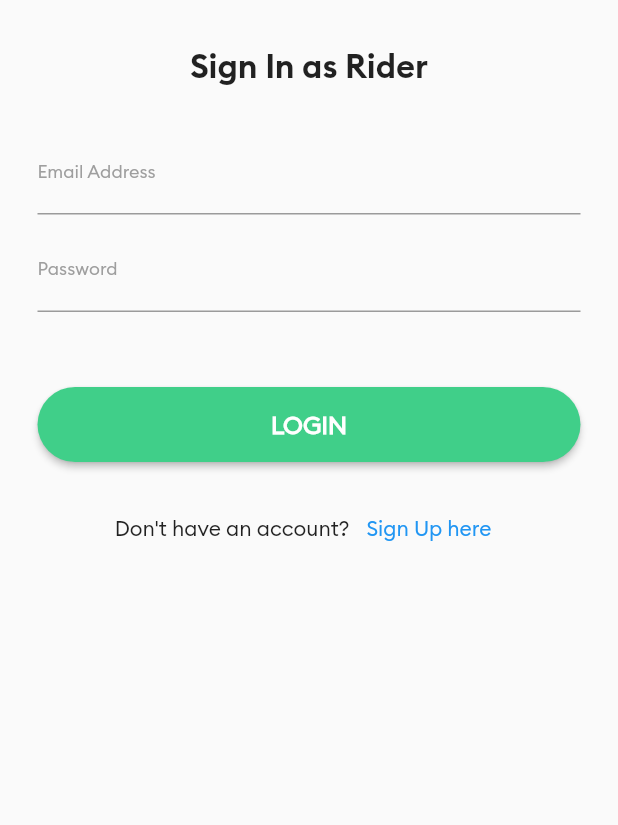
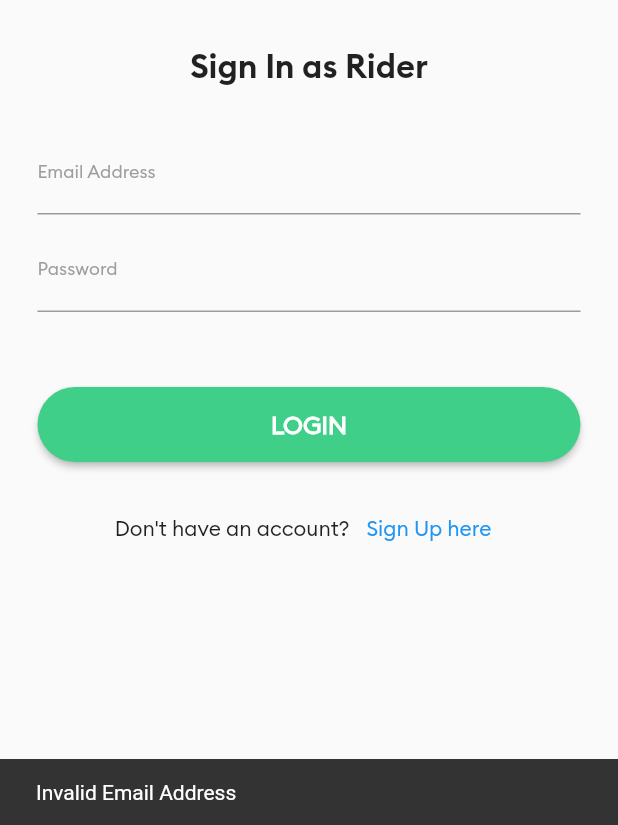
Before and after one commit to kahtooei/cab_rider, a Flutter app: the screen it shows after launch, after a tap on "LOGIN", on a phone screen of 412 x 824 dp, the part 411-1236 px from its top. Run offline on Flutter 3.47's test engine with Material 2 defaults, Android fonts, the phone set to English and light mode, and no system bars; our stand-ins replace connectivity_plus, firebase_auth, firebase_core, firebase_database; accounts and stored records are empty.

Commit message:
login to app by email and password

```diff
--- a/lib/UI/Screens/login/login_screen.dart
+++ b/lib/UI/Screens/login/login_screen.dart
@@ -1,12 +1,21 @@
 import 'package:cab_rider/core/utils/colors.dart';
 import 'package:cab_rider/core/utils/page_routes.dart';
+import 'package:connectivity_plus/connectivity_plus.dart';
+import 'package:firebase_auth/firebase_auth.dart';
+import 'package:firebase_database/firebase_database.dart';
 import 'package:flutter/material.dart';
 
 class LoginScreen extends StatelessWidget {
-  const LoginScreen({super.key});
+  LoginScreen({super.key});
+
+  final _txtEmailControlle = TextEditingController();
+  final _txtPasswordControlle = TextEditingController();
+
+  late BuildContext _context;
 
   @override
   Widget build(BuildContext context) {
+    _context = context;
     return Scaffold(
       body: SingleChildScrollView(
         child: Container(
@@ -35,7 +44,8 @@ class LoginScreen extends StatelessWidget {
                   padding: const EdgeInsets.only(left: 15, right: 15, top: 30),
                   child: Column(
                     children: [
-                      const TextField(
+                      TextField(
+                        controller: _txtEmailControlle,
                         keyboardType: TextInputType.emailAddress,
                         decoration: InputDecoration(
                           label: Text("Email Address"),
@@ -47,7 +57,8 @@ class LoginScreen extends StatelessWidget {
                       const SizedBox(
                         height: 10,
                       ),
-                      const TextField(
+                      TextField(
+                        controller: _txtPasswordControlle,
                         keyboardType: TextInputType.visiblePassword,
                         obscuringCharacter: "*",
                         obscureText: true,
@@ -65,7 +76,9 @@ class LoginScreen extends StatelessWidget {
                         height: 50,
                         width: MediaQuery.of(context).size.width,
                         child: ElevatedButton(
-                            onPressed: () {},
+                            onPressed: () {
+                              login();
+                            },
                             style: ElevatedButton.styleFrom(
                                 backgroundColor: MyColors.colorGreen,
                                 foregroundColor: Colors.white,
@@ -107,4 +120,70 @@ class LoginScreen extends StatelessWidget {
       ),
     );
   }
+
+  login() async {
+    if (checkFields()) {
+      try {
+        if (!await checkConnectivity()) {
+          showSnackBar("No Internet Connection");
+          return;
+        }
+        final _auth = FirebaseAuth.instance;
+        UserCredential _user = await _auth.signInWithEmailAndPassword(
+            email: _txtEmailControlle.text,
+            password: _txtPasswordControlle.text);
+        if (_user == null) {
+          showSnackBar("Wrong Email or Password");
+        } else {
+          DatabaseReference ref =
+              FirebaseDatabase.instance.ref("user/${_user.user!.uid}");
+          ref.once().then((DatabaseEvent dbEvent) {
+            if (dbEvent.snapshot.value != null) {
+              Navigator.pushNamedAndRemoveUntil(
+                  _context, PagesRouteData.mainPage, (route) => false);
+            } else {
+              showSnackBar("User Profile Data Not Found");
+            }
+          });
+        }
+      } on FirebaseAuthException catch (e) {
+        if (e.code == 'user-not-found') {
+          print('No user found for that email.');
+        } else if (e.code == 'wrong-password') {
+          print('Wrong password provided for that user.');
+        }
+      } catch (e) {}
+    }
+  }
+
+  Future<bool> checkConnectivity() async {
+    var connectivityResult = await (Connectivity().checkConnectivity());
+    if (connectivityResult == ConnectivityResult.mobile ||
+        connectivityResult == ConnectivityResult.wifi) {
+      print("Connection : ${ConnectivityResult.mobile}");
+      return true;
+    }
+    return false;
+  }
+
+  bool checkFields() {
+    if (_txtEmailControlle.text.length < 6 ||
+        !_txtEmailControlle.text.contains("@")) {
+      showSnackBar("Invalid Email Address");
+      return false;
+    }
+
+    if (_txtPasswordControlle.text.length < 8) {
+      showSnackBar("Valid Password has more than 8 characters");
+      return false;
+    }
+    return true;
+  }
+
+  showSnackBar(String txt) {
+    var snackBar = SnackBar(
+      content: Text(txt),
+    );
+    ScaffoldMessenger.of(_context).showSnackBar(snackBar);
+  }
 }
--- a/lib/main.dart
+++ b/lib/main.dart
@@ -28,7 +28,7 @@ class MyApp extends StatelessWidget {
       ),
       initialRoute: PagesRouteData.loginPage,
       routes: {
-        PagesRouteData.loginPage: (context) => const LoginScreen(),
+        PagesRouteData.loginPage: (context) => LoginScreen(),
         PagesRouteData.registerPage: (context) => RegisterScreen(),
         PagesRouteData.mainPage: (context) => const MainScreen(),
       },
```
